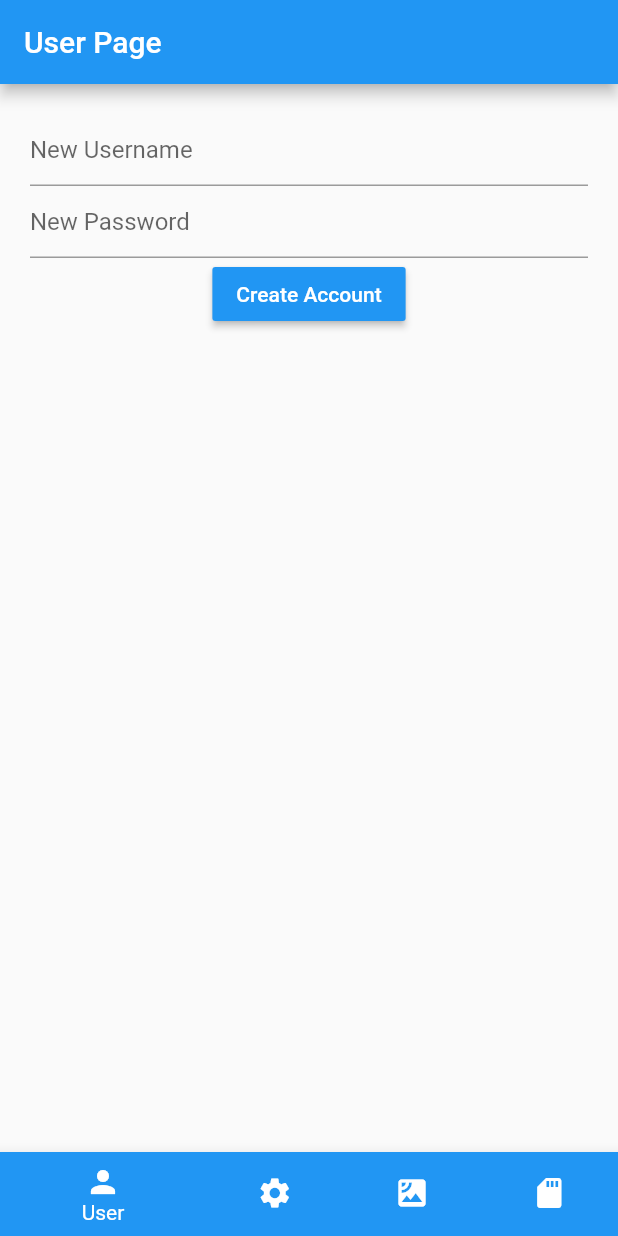
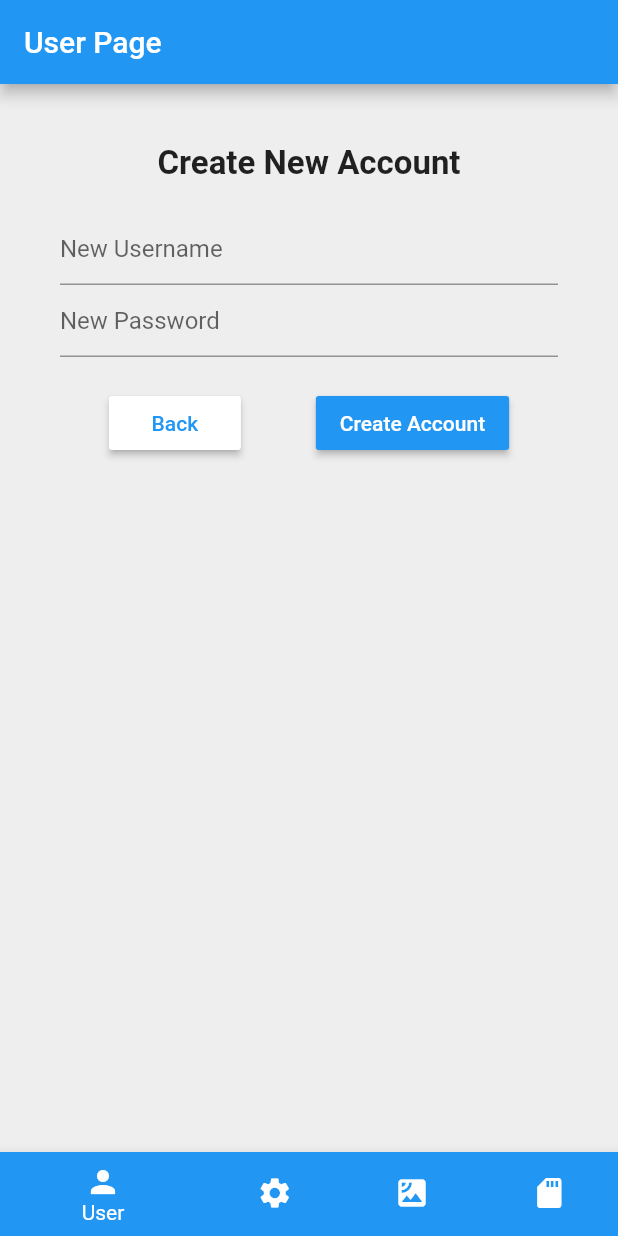
Before and after one commit to adamcantor22/Tick-mon, a Flutter app: the screen it shows after launch, after a tap on "Create Account", on a phone screen of 412 x 824 dp. Run offline on Flutter 3.47's test engine with Material 2 defaults, Android fonts, the phone set to English and light mode, and no system bars; our stand-ins replace cloud_firestore, google_maps_flutter, location; missing offline and left inert: flutter_polyline_points, gpx; accounts and stored records are empty.

Commit message:
Aesthetic/Quality of Life Improvements
Added scrolling view to counter the keyboard cutting off widgets. Also added helper functions to clear and trim text input. Overall cleaned up the look of the user pages.

```diff
--- a/tick_tok_bio/lib/user_page.dart
+++ b/tick_tok_bio/lib/user_page.dart
@@ -32,10 +32,12 @@ class _UserPageState extends State<UserPage> {
   Widget loginPage() {
     return Container(
       color: Colors.grey[200],
+      height: double.maxFinite,
       child: Form(
         key: _formKey,
+        child: SingleChildScrollView(
           child: Padding(
-          padding: EdgeInsets.symmetric(horizontal: 16.0, vertical: 32.0),
+            padding: EdgeInsets.symmetric(horizontal: 16.0, vertical: 40.0),
             child: Column(
               children: <Widget>[
                 Center(
@@ -48,7 +50,8 @@ class _UserPageState extends State<UserPage> {
                   ),
                 ),
                 Padding(
-                padding: EdgeInsets.symmetric(vertical: 20.0, horizontal: 50.0),
+                  padding:
+                      EdgeInsets.symmetric(vertical: 20.0, horizontal: 60.0),
                   child: Column(
                     children: <Widget>[
                       TextFormField(
@@ -70,8 +73,8 @@ class _UserPageState extends State<UserPage> {
                         color: Colors.blue,
                         onPressed: () async {
                           print('***PRESSED***');
-                        validateLogin(userController.text.trim(),
-                                pwdController.text.trim())
+                          inputTrim();
+                          validateLogin(userController.text, pwdController.text)
                               .then((response) {
                             if (response) {
                               print('***LOGIN SUCCESS***');
@@ -90,11 +93,22 @@ class _UserPageState extends State<UserPage> {
                           ),
                         ),
                       ),
+                      Padding(
+                        padding: EdgeInsets.fromLTRB(0.0, 45.0, 0.0, 15.0),
+                        child: Text(
+                          'OR',
+                          style: TextStyle(
+                            fontWeight: FontWeight.bold,
+                            fontSize: 20.0,
+                          ),
+                        ),
+                      ),
                       RaisedButton(
                         color: Colors.white,
                         onPressed: () {
                           setState(() {
                             creatingAccount = true;
+                            inputClear();
                           });
                         },
                         child: Text(
@@ -111,7 +125,18 @@ class _UserPageState extends State<UserPage> {
             ),
           ),
         ),
+      ),
     );
+  }
+
+  void inputTrim() {
+    userController.text = userController.text.trim();
+    pwdController.text = pwdController.text.trim();
+  }
+
+  void inputClear() {
+    userController.clear();
+    pwdController.clear();
   }
 
   Future<bool> validateLogin(String name, String pwd) {
@@ -133,13 +158,24 @@ class _UserPageState extends State<UserPage> {
   }
 
   Widget createAccountPage() {
-    return Center(
+    return Container(
+      color: Colors.grey[200],
       child: Padding(
-        padding: EdgeInsets.all(20.0),
+        padding: EdgeInsets.all(40.0),
         child: Form(
           key: _formKey,
           child: Column(
             children: <Widget>[
+              Text(
+                'Create New Account',
+                style: TextStyle(
+                  fontSize: 22.0,
+                  fontWeight: FontWeight.bold,
+                ),
+              ),
+              SizedBox(
+                height: 20.0,
+              ),
               TextFormField(
                 controller: userController,
                 decoration: InputDecoration(
@@ -164,15 +200,38 @@ class _UserPageState extends State<UserPage> {
                   return null;
                 },
               ),
+              SizedBox(
+                height: 20.0,
+              ),
+              Row(
+                mainAxisAlignment: MainAxisAlignment.center,
+                children: <Widget>[
+                  RaisedButton(
+                    color: Colors.white,
+                    onPressed: () {
+                      setState(() {
+                        creatingAccount = false;
+                      });
+                    },
+                    child: Text(
+                      'Back',
+                      style: TextStyle(
+                        color: Colors.blue,
+                      ),
+                    ),
+                  ),
+                  SizedBox(
+                    width: 50.0,
+                  ),
                   RaisedButton(
                     color: Colors.blue,
                     onPressed: () {
+                      inputTrim();
                       if (_formKey.currentState.validate()) {
-                    usernameAvailable(userController.text.trim())
-                        .then((response) {
+                        usernameAvailable(userController.text).then((response) {
                           print(response);
                           if (!response) {
-                        userController.text = '';
+                            inputClear();
                             showDialog(
                               context: context,
                               builder: (context) {
@@ -201,6 +260,8 @@ class _UserPageState extends State<UserPage> {
                         color: Colors.white,
                       ),
                     ),
+                  ),
+                ],
               ),
             ],
           ),
```
Lines whose indentation alone changed are shown as unchanged.
